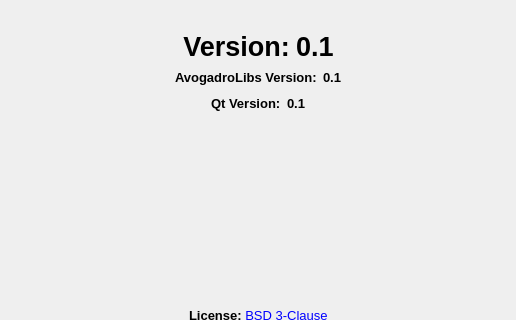
Before: the Qt Designer form avogadro/aboutdialog.ui in OpenChemistry/avogadroapp, drawn with Qt 5; both pictures show x 0 to 516 and y 0 to 320 of the 516 by 576 pixel window.
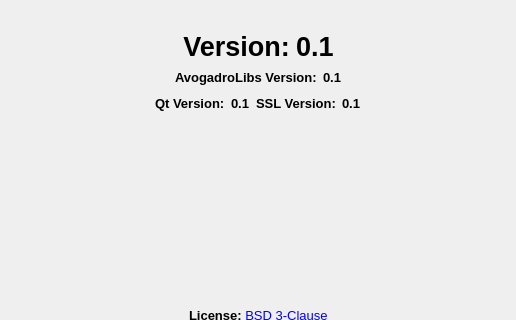
After: the same form once the commit is applied. Icons and pictures are not drawn.

Commit message: Add a space for the SSL version number (to help with Win debugging)

```diff
--- a/avogadro/aboutdialog.ui
+++ b/avogadro/aboutdialog.ui
@@ -175,6 +175,20 @@
        </property>
       </widget>
      </item>
+     <item>
+      <widget class="QLabel" name="sslVersionLabel">
+       <property name="text">
+        <string>&lt;html&gt;&lt;head/&gt;&lt;body&gt;&lt;p&gt;&lt;span style=&quot; font-size:10pt; font-weight:600;&quot;&gt;SSL Version:&lt;/span&gt;&lt;/p&gt;&lt;/body&gt;&lt;/html&gt;</string>
+       </property>
+      </widget>
+     </item>
+     <item>
+      <widget class="QLabel" name="sslVersion">
+       <property name="text">
+        <string>&lt;html&gt;&lt;head/&gt;&lt;body&gt;&lt;p&gt;&lt;span style=&quot; font-size:10pt; font-weight:600;&quot;&gt;0.1&lt;/span&gt;&lt;/p&gt;&lt;/body&gt;&lt;/html&gt;</string>
+       </property>
+      </widget>
+     </item>
      <item>
       <spacer name="horizontalSpacer_7">
        <property name="orientation">
```
Left out of the diff: 2 changed lines with no effect on the pictures. The commit also changes 1 other file.
